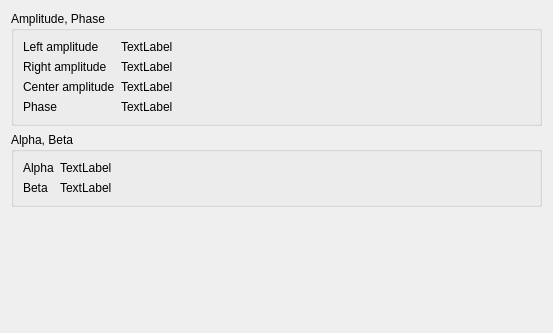
The window that designer/waveformdetailswidget.ui (diglet48/restim) describes before a commit, drawn with Qt 5.
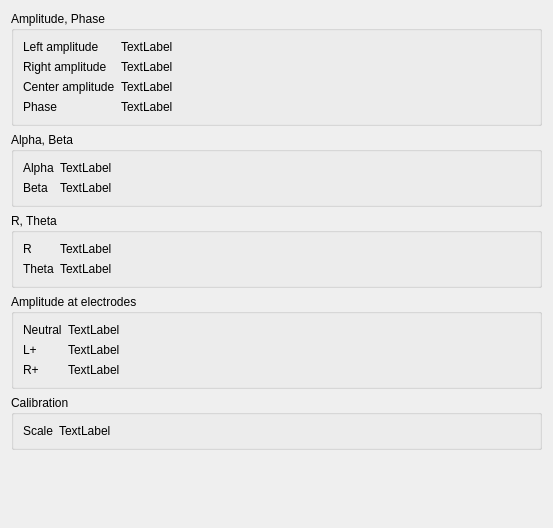
The same window after the commit.

Commit message: Implement new calibration method

```diff
--- a/designer/waveformdetailswidget.ui
+++ b/designer/waveformdetailswidget.ui
@@ -7,7 +7,7 @@
     <x>0</x>
     <y>0</y>
     <width>553</width>
-    <height>333</height>
+    <height>528</height>
    </rect>
   </property>
   <property name="windowTitle">
@@ -116,6 +116,117 @@
      </layout>
     </widget>
    </item>
+   <item>
+    <widget class="QGroupBox" name="groupBox_5">
+     <property name="title">
+      <string>R, Theta</string>
+     </property>
+     <layout class="QFormLayout" name="formLayout_5">
+      <item row="0" column="0">
+       <widget class="QLabel" name="label_8">
+        <property name="text">
+         <string>R</string>
+        </property>
+       </widget>
+      </item>
+      <item row="0" column="1">
+       <widget class="QLabel" name="r_label">
+        <property name="text">
+         <string>TextLabel</string>
+        </property>
+       </widget>
+      </item>
+      <item row="1" column="0">
+       <widget class="QLabel" name="label_13">
+        <property name="text">
+         <string>Theta</string>
+        </property>
+       </widget>
+      </item>
+      <item row="1" column="1">
+       <widget class="QLabel" name="theta_label">
+        <property name="text">
+         <string>TextLabel</string>
+        </property>
+       </widget>
+      </item>
+     </layout>
+    </widget>
+   </item>
+   <item>
+    <widget class="QGroupBox" name="groupBox">
+     <property name="title">
+      <string>Amplitude at electrodes</string>
+     </property>
+     <layout class="QFormLayout" name="formLayout_3">
+      <item row="0" column="0">
+       <widget class="QLabel" name="label_2">
+        <property name="text">
+         <string>Neutral</string>
+        </property>
+       </widget>
+      </item>
+      <item row="0" column="1">
+       <widget class="QLabel" name="neutral_label">
+        <property name="text">
+         <string>TextLabel</string>
+        </property>
+       </widget>
+      </item>
+      <item row="2" column="0">
+       <widget class="QLabel" name="label_6">
+        <property name="text">
+         <string>R+</string>
+        </property>
+       </widget>
+      </item>
+      <item row="2" column="1">
+       <widget class="QLabel" name="right_label">
+        <property name="text">
+         <string>TextLabel</string>
+        </property>
+       </widget>
+      </item>
+      <item row="1" column="0">
+       <widget class="QLabel" name="label_10">
+        <property name="text">
+         <string>L+</string>
+        </property>
+       </widget>
+      </item>
+      <item row="1" column="1">
+       <widget class="QLabel" name="left_label">
+        <property name="text">
+         <string>TextLabel</string>
+        </property>
+       </widget>
+      </item>
+     </layout>
+    </widget>
+   </item>
+   <item>
+    <widget class="QGroupBox" name="groupBox_4">
+     <property name="title">
+      <string>Calibration</string>
+     </property>
+     <layout class="QFormLayout" name="formLayout_4">
+      <item row="0" column="0">
+       <widget class="QLabel" name="label_4">
+        <property name="text">
+         <string>Scale</string>
+        </property>
+       </widget>
+      </item>
+      <item row="0" column="1">
+       <widget class="QLabel" name="scale_label">
+        <property name="text">
+         <string>TextLabel</string>
+        </property>
+       </widget>
+      </item>
+     </layout>
+    </widget>
+   </item>
    <item>
     <spacer name="verticalSpacer">
      <property name="orientation">
```
The commit also changes 13 other files.
